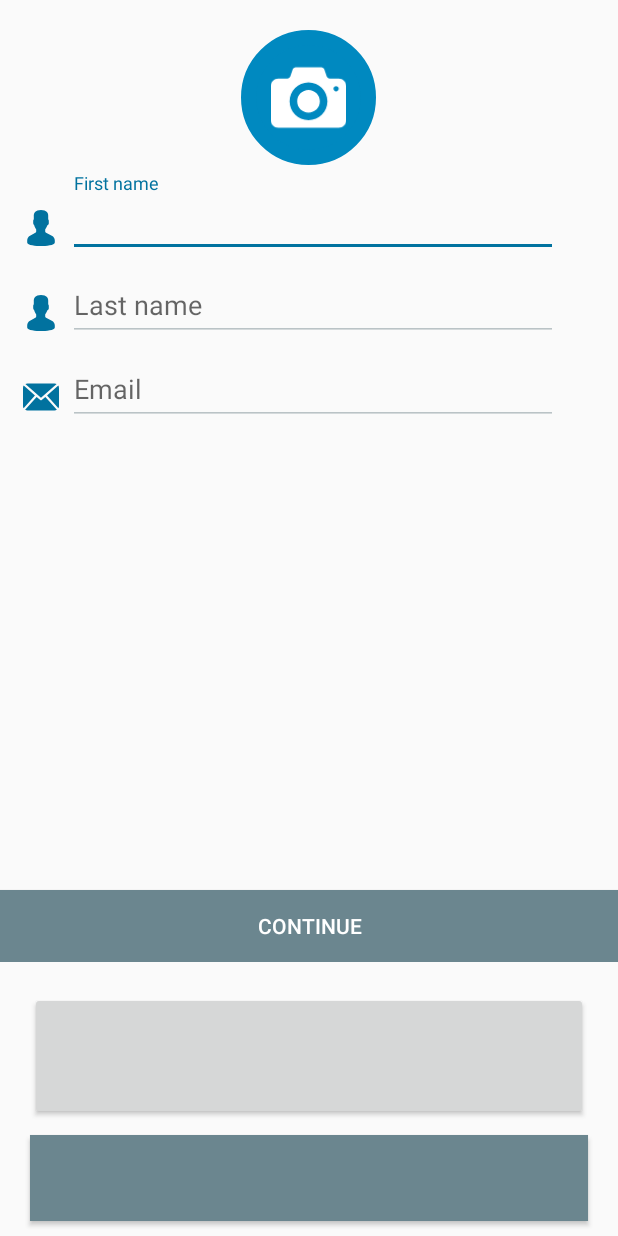
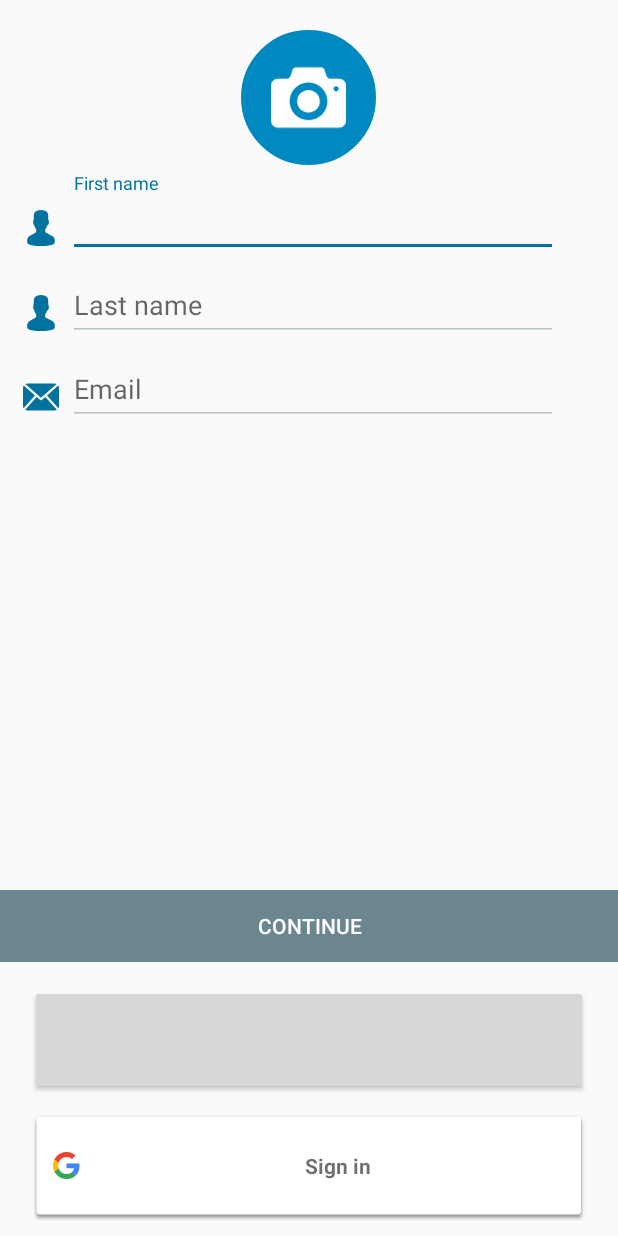
Before and after one commit to momentamimy/teckvillagetrue, an Android app: the Signup screen opened directly, with no data from a screen before it, on a phone screen of 412 x 824 dp. Run offline under Robolectric (Android 15) with nearby library versions, the phone set to English and light mode, and no system bars; our stand-ins replace CircleImageView, Picasso; libraries missing offline, so code that uses them is left out: com.facebook, com.facebook.login; plain views replace LoginButton; pictures from the network do not load; 5 statements that could not run were skipped.

Commit message:
sign up5 com

```diff
--- a/app/build.gradle
+++ b/app/build.gradle
@@ -29,7 +29,7 @@ dependencies {
     implementation 'com.android.support:cardview-v7:26.1.0'
     implementation 'com.facebook.android:facebook-login:[4,5)'
     implementation 'com.squareup.picasso:picasso:2.5.2'
-    implementation 'com.google.android.gms:play-services-auth:15.0.1'
+    implementation 'com.google.android.gms:play-services-auth:11.8.0'
 
     implementation 'com.google.firebase:firebase-core:11.8.0'
     implementation 'com.google.firebase:firebase-auth:11.8.0'
--- a/app/src/main/java/teckvillage/developer/khaled_pc/teckvillagetrue/View/Signup.java
+++ b/app/src/main/java/teckvillage/developer/khaled_pc/teckvillagetrue/View/Signup.java
@@ -31,6 +31,14 @@ import com.facebook.Profile;
 import com.facebook.login.LoginManager;
 import com.facebook.login.LoginResult;
 import com.facebook.login.widget.LoginButton;
+import com.google.android.gms.auth.api.signin.GoogleSignIn;
+import com.google.android.gms.auth.api.signin.GoogleSignInAccount;
+import com.google.android.gms.auth.api.signin.GoogleSignInClient;
+import com.google.android.gms.auth.api.signin.GoogleSignInOptions;
+import com.google.android.gms.auth.api.signin.GoogleSignInResult;
+import com.google.android.gms.common.SignInButton;
+import com.google.android.gms.common.api.ApiException;
+import com.google.android.gms.tasks.Task;
 import com.squareup.picasso.Picasso;
 
 import org.json.JSONException;
@@ -53,13 +61,17 @@ import static android.media.MediaRecorder.VideoSource.CAMERA;
 public class Signup extends AppCompatActivity {
 
     private static final int GALLERY = 0;
-    private static final String IMAGE_DIRECTORY = "/WhoCaller"; ;
+    private static final String IMAGE_DIRECTORY = "/WhoCaller";
+    private static final int RC_SIGN_IN =255 ;
+    private static final String TAG ="signIn" ;
+    ;
     ImageView add_personal_photo;
     TextView  FirstName,LastName,Email;
     TextInputLayout FirstNameError,LastNameError,EmailError;
     Button continue_btn;
     CallbackManager callbackManager;
     LoginButton loginButton;
+    GoogleSignInClient mGoogleSignInClient;
     private static final String EMAIL = "email";
     private static final String PROFILE_PIC = "public_profile";
     private static final String USER_FRIEND = "user_friends";
@@ -71,6 +83,12 @@ public class Signup extends AppCompatActivity {
         callbackManager = CallbackManager.Factory.create();
         setContentView(R.layout.activity_signup);
 
+        // Configure sign-in to request the user's ID, email address, and basic
+        // profile. ID and basic profile are included in DEFAULT_SIGN_IN.
+        GoogleSignInOptions gso = new GoogleSignInOptions.Builder(GoogleSignInOptions.DEFAULT_SIGN_IN).requestEmail().build();
+        // Build a GoogleSignInClient with the options specified by gso.
+         mGoogleSignInClient = GoogleSignIn.getClient(this, gso);
+
         //init View
         add_personal_photo=findViewById(R.id.add_personal_image);
         FirstName=findViewById(R.id.first_name);
@@ -80,7 +98,18 @@ public class Signup extends AppCompatActivity {
         LastNameError=findViewById(R.id.input_layout_last_name);
         EmailError=findViewById(R.id.input_layout_Email);
         continue_btn=findViewById(R.id.btn_continue);
+        // Set the dimensions of the sign-in button.
+        SignInButton signInButton = findViewById(R.id.btn_google);
+        signInButton.setSize(SignInButton.SIZE_STANDARD);
 
+        //On click GOOGLE Login
+        signInButton.setOnClickListener(new View.OnClickListener() {
+            @Override
+            public void onClick(View v) {
+
+                    signupGoogle();
+            }
+        });
 
 
 
@@ -211,9 +240,19 @@ public class Signup extends AppCompatActivity {
     public void onActivityResult(int requestCode, int resultCode, Intent data) {
         callbackManager.onActivityResult(requestCode, resultCode, data);
         super.onActivityResult(requestCode, resultCode, data);
+
+        // Result returned from launching the Intent from GoogleSignInClient.getSignInIntent(...);
+        if (requestCode == RC_SIGN_IN) {
+            // The Task returned from this call is always completed, no need to attach
+            // a listener.
+            Task<GoogleSignInAccount> task = GoogleSignIn.getSignedInAccountFromIntent(data);
+            handleSignInResult(task);
+        }
+
         if (resultCode == this.RESULT_CANCELED) {
             return;
         }
+
         if (requestCode == GALLERY) {
             if (data != null) {
                 Uri contentURI = data.getData();
@@ -326,4 +365,39 @@ public class Signup extends AppCompatActivity {
         request.executeAsync();
     }
 
+
+    void signupGoogle(){
+        Intent signInIntent = mGoogleSignInClient.getSignInIntent();
+        startActivityForResult(signInIntent, RC_SIGN_IN);
+    }
+
+    private void handleSignInResult(Task<GoogleSignInAccount> completedTask) {
+        try {
+            GoogleSignInAccount account = completedTask.getResult(ApiException.class);
+
+            // Signed in successfully, show authenticated UI.
+            updateUI(account);
+        } catch (ApiException e) {
+            // The ApiException status code indicates the detailed failure reason.
+            // Please refer to the GoogleSignInStatusCodes class reference for more information.
+            Log.w(TAG, "signInResult:failed code=" + e.getStatusCode());
+            updateUI(null);
+        }
+    }
+
+    private void updateUI(GoogleSignInAccount account) {
+        if(account!=null){
+            Picasso.with(Signup.this).load(account.getPhotoUrl().toString()).into(add_personal_photo);
+            add_personal_photo.setPadding(0, 0, 0, 0);
+
+            //Put Data in EditText
+            FirstName.setText(account.getGivenName());
+            LastName.setText(account.getFamilyName());
+            Email.setText(account.getEmail());
+        }else {
+            Toast.makeText(Signup.this, "Failed", Toast.LENGTH_SHORT).show();
+        }
+
+    }
+
 }
--- a/app/src/main/res/layout/activity_signup.xml
+++ b/app/src/main/res/layout/activity_signup.xml
@@ -162,7 +162,7 @@
             android:layout_height="wrap_content"
             android:textSize="15dp"
             android:gravity="center"
-            android:layout_marginTop="20dp"
+            android:layout_marginTop="15dp"
             android:elevation="5dp"
             android:paddingTop="10dp"
             android:paddingBottom="10dp"
@@ -172,19 +172,16 @@
             />
 
 
-        <Button
+
+        <com.google.android.gms.common.SignInButton
             android:id="@+id/btn_google"
             android:layout_width="match_parent"
-            android:layout_height="20dp"
+            android:layout_height="wrap_content"
+            android:layout_weight="1"
             android:layout_marginStart="20dp"
             android:layout_marginEnd="20dp"
             android:layout_marginBottom="10dp"
-            android:layout_marginTop="10dp"
-            android:layout_weight="1"
-            android:layout_below="@id/login_button"
-            android:background="#6b868f"
-            android:textColor="@android:color/white"
-            />
+            android:layout_marginTop="10dp"/>
 
     </LinearLayout>
 
--- a/build.gradle
+++ b/build.gradle
@@ -5,6 +5,7 @@ buildscript {
     repositories {
         google()
         jcenter()
+
     }
     dependencies {
         classpath 'com.android.tools.build:gradle:3.0.1'
@@ -20,6 +21,9 @@ allprojects {
     repositories {
         google()
         jcenter()
+        maven {
+            url 'https://maven.google.com'
+        }
     }
 }
 
```
Also changed, not shown: 1 other file.
